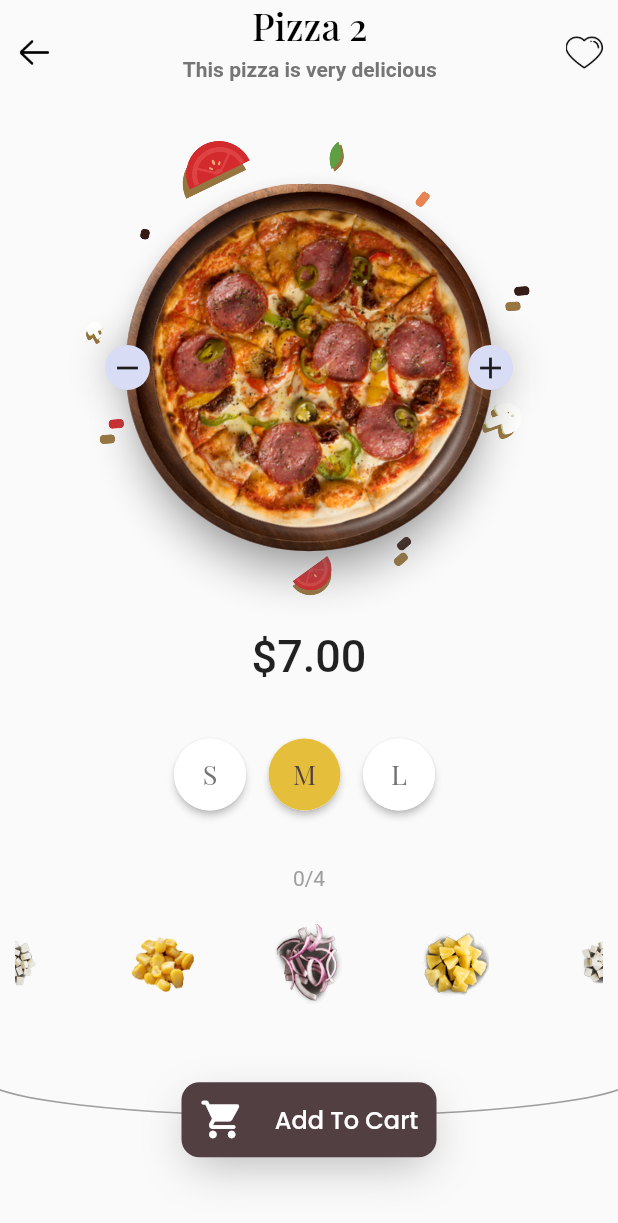
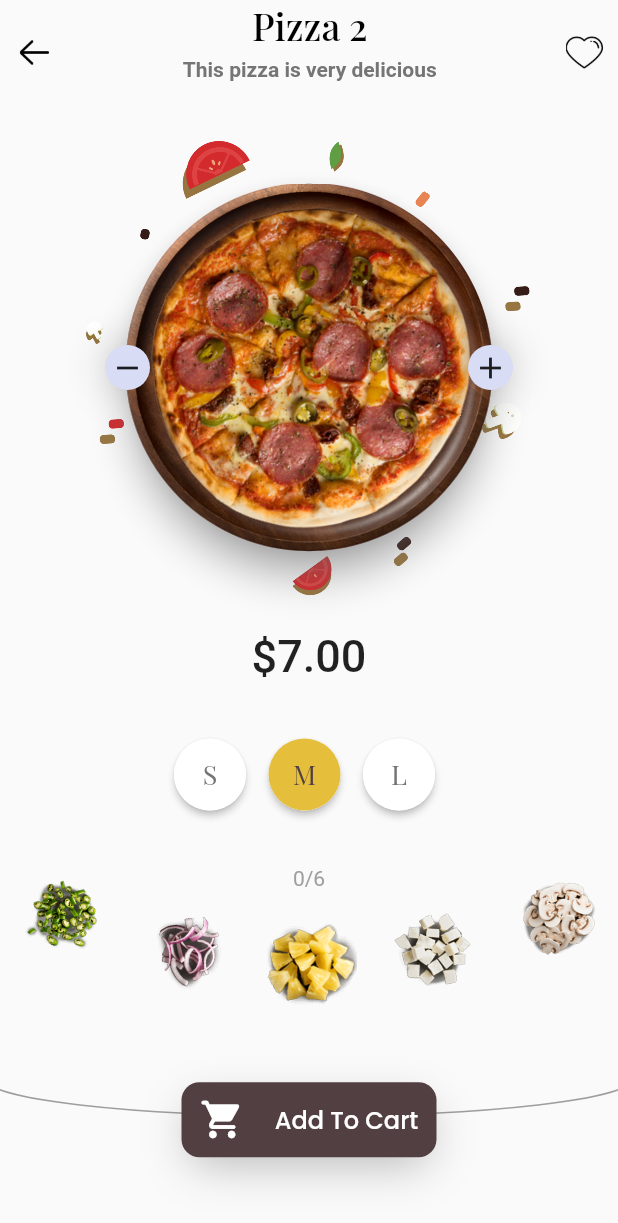
Before and after one commit to Mindinventory/pizza-delivery-app, a Flutter app: the screen it shows after launch, on a phone screen of 412 x 824 dp. Shown: the top 1223 px of the screen. Run offline on Flutter 3.47's test engine with Material 2 defaults, Android fonts, the phone set to English and light mode, and no system bars; drawn by our look-alikes of carousel_slider; our stand-ins replace bloc, flutter_bloc, google_fonts; Roboto replaces fonts that are missing (georgia).

Commit message:
pizza ingredients falling animation

```diff
--- a/lib/cubit/pizza_cubit.dart
+++ b/lib/cubit/pizza_cubit.dart
@@ -54,22 +54,37 @@ class PizzaCubit extends Cubit<PizzaState> {
     // 'assets/images/toppings/sweetcorn_thumb.png',
     // 'assets/images/toppings/tomatos_thumb.png',
 
-    // ToppingItemModel('name', 'assets/images/toppings/green_chillies_thumb.png',
-    //     'assets/images/toppings/unit/green_chillies_thumb.png', 100),
-    ToppingItemModel(
-      'name',
-      'assets/images/toppings/onions_thumb.png',
-      'assets/images/toppings/unit/onions_thumb_unit.png',
-      90,4
-    ),
+    ToppingItemModel('name', 'assets/images/toppings/green_chillies_thumb.png',
+        'assets/images/toppings/unit/green_chillies_thumb.png', 100, 7),
+
+    ToppingItemModel('name', 'assets/images/toppings/onions_thumb.png',
+        'assets/images/toppings/unit/onions_thumb_unit.png', 90, 4),
     ToppingItemModel('name', 'assets/images/toppings/pineapples_thumb.png',
+        'assets/images/toppings/unit/pineapples_thumb_unit.png', 100, 2),
+    ToppingItemModel('name', 'assets/images/toppings/halloumi_thumb.png',
+        'assets/images/toppings/unit/halloumi_thumb_unit.png', 80, 0.7),
+
+    ToppingItemModel('name', 'assets/images/toppings/mushrooms_thumb.png',
+        'assets/images/toppings/unit/mushrooms_thumb.png', 30, 2),
+
+    ToppingItemModel('name', 'assets/images/toppings/sweetcorn_thumb.png',
+        'assets/images/toppings/unit/sweetcorn_thumb_unit.png', 90, 0.5),
+
+    //duplicate
+
+    /* ToppingItemModel('name', 'assets/images/toppings/pineapples_thumb.png',
         'assets/images/toppings/unit/pineapples_thumb_unit.png', 100,2),
     ToppingItemModel('name', 'assets/images/toppings/halloumi_thumb.png',
         'assets/images/toppings/unit/halloumi_thumb_unit.png', 80,0.7),
-    // ToppingItemModel('name', 'assets/images/toppings/mushrooms_thumb.png',
-    //     'assets/images/toppings/unit/mushrooms_thumb.png', 30),
+
+
+    ToppingItemModel('name', 'assets/images/toppings/mushrooms_thumb.png',
+        'assets/images/toppings/unit/mushrooms_thumb.png', 30,2),
+
+
+
     ToppingItemModel('name', 'assets/images/toppings/sweetcorn_thumb.png',
-        'assets/images/toppings/unit/sweetcorn_thumb_unit.png', 90,0.5),
+        'assets/images/toppings/unit/sweetcorn_thumb_unit.png', 90,0.5),*/
   ];
   PizzaSize pizzaSize = PizzaSize.medium;
   int selectedPizza = 1;
@@ -103,34 +118,42 @@ class PizzaCubit extends Cubit<PizzaState> {
         List.generate(toppingItemModel.limit, (index) {
           late int x, y;
           do {
-            x = (startingXofPizza + (calculatedPizzaSize.toInt()*random.nextInt(5000)/5000.0))
+            x = (startingXofPizza +
+                    (calculatedPizzaSize.toInt() *
+                        random.nextInt(5000) /
+                        5000.0))
                 .toInt();
-            y = (startingYOfPizza +(calculatedPizzaSize.toInt()*random.nextInt(5000)/5000.0))
+            y = (startingYOfPizza +
+                    (calculatedPizzaSize.toInt() *
+                        random.nextInt(5000) /
+                        5000.0))
                 .toInt();
-          } while (
-              pow(((deviceWidth-50)/ 2) - x, 2) + pow(centerY - y, 2) > rSquare);
-          return Pos(x, y, (100 + random.nextInt(100)) / 100.0);
+          } while (pow(((deviceWidth - 50) / 2) - x, 2) + pow(centerY - y, 2) >
+              rSquare);
+          return Pos(x, y, (100 + random.nextInt(50)) / 100.0);
         }),
       ),
     );
-    emit(PizzaToppingChangeState(toppingItemModel,true));
+    emit(PizzaToppingChangeState(toppingItemModel, true));
   }
 
   void removeTopping(ToppingItemModel toppingItemModel) {
     toppings.removeWhere((element) => element.img == toppingItemModel.img);
-    emit(PizzaToppingChangeState(toppingItemModel,false));
+    emit(PizzaToppingChangeState(toppingItemModel, false));
   }
-void changePizzaState(bool isRightSwipe){
-    if(toppings.isNotEmpty){
+
+  void changePizzaState(bool isRightSwipe) {
+    if (toppings.isNotEmpty) {
       toppings.clear();
-      toppingList.forEach((element) => element.selected=false);
+      toppingList.forEach((element) => element.selected = false);
     }
     emit(PizzaChangeState(rightSide: isRightSwipe));
-}
-  void changePizzaSize(PizzaSize old){
-    if(toppings.isNotEmpty){
+  }
+
+  void changePizzaSize(PizzaSize old) {
+    if (toppings.isNotEmpty) {
       toppings.clear();
-      toppingList.forEach((element) => element.selected=false);
+      toppingList.forEach((element) => element.selected = false);
     }
     emit(PizzaChangeSizeState(old));
   }
--- /dev/null
+++ b/lib/ui/curve_carousel/curve_carousel.dart
@@ -0,0 +1,206 @@
+import 'dart:math';
+
+import 'package:flutter/material.dart';
+import 'package:pizza_delivery/common/swipe_detector.dart';
+
+class CurvedCarousel extends StatefulWidget {
+  const CurvedCarousel(
+      {Key? key,
+      required this.itemBuilder,
+      required this.itemCount,
+      this.viewPortSize = 0.15, this.curveScale=8, this.scaleMiddleItem=true, this.middleItemScaleRatio=1.2})
+      : super(key: key);
+  final Widget Function(BuildContext, int) itemBuilder;
+  final int itemCount;
+  final bool scaleMiddleItem;
+  final double viewPortSize;
+  final double curveScale;
+  final double middleItemScaleRatio;
+
+  @override
+  _CurvedCarouselState createState() => _CurvedCarouselState();
+}
+
+class _CurvedCarouselState extends State<CurvedCarousel>
+    with SingleTickerProviderStateMixin {
+  late int currentSelected;
+  late AnimationController controller;
+  late int viewPortCount;
+  int viewPortIndex = 0;
+  int lastViewPortIndex = -1;
+
+  @override
+  void initState() {
+    // TODO: implement initState
+    super.initState();
+  }
+
+  @override
+  Widget build(BuildContext context) {
+    final count = 1 ~/ widget.viewPortSize;
+
+    final eachWidth = (MediaQuery.of(context).size.width / count);
+    viewPortCount = MediaQuery.of(context).size.width ~/ eachWidth;
+    if (viewPortCount % 2 == 0) {
+      viewPortCount--;
+    }
+    currentSelected = (viewPortCount - 1) ~/ 2;
+    final itemWidth = MediaQuery.of(context).size.width / viewPortCount;
+    return SwipeDetector(
+      onSwipe: (bool) {
+        if (!bool) {
+          if (viewPortIndex + viewPortCount < widget.itemCount) {
+            lastViewPortIndex = viewPortIndex;
+            viewPortIndex = viewPortIndex + 1;
+            setState(() {});
+          }
+        } else {
+          if (viewPortIndex > 0) {
+            lastViewPortIndex = viewPortIndex;
+            viewPortIndex = viewPortIndex - 1;
+            setState(() {});
+          }
+        }
+      },
+      child: FractionallySizedBox(
+        widthFactor: 1,
+        child: TweenAnimationBuilder(
+            key: ValueKey(viewPortIndex),
+            tween: Tween<double>(begin: 0, end: 1),
+            duration: const Duration(milliseconds: 400),
+            builder: (context, double value, child) {
+              return Stack(
+                alignment: Alignment.centerLeft,
+                children: [
+                  for (int i = viewPortIndex;
+                      i < viewPortIndex + viewPortCount;
+                      i++)
+                    Positioned(
+                      left: 0,
+                      child: Transform.translate(
+                        offset: Offset(
+                          getCurveX(i - viewPortIndex, itemWidth, value),
+                          getCurveY(i - viewPortIndex, itemWidth, value),
+                        ),
+                        child: Transform.rotate(
+                          angle: getAngle(i - viewPortIndex, itemWidth, value),
+                          child: Transform.scale(
+                            scale: getItemScale(i - viewPortIndex, value),
+                            child: widget.itemBuilder(context, i),
+                          ),
+                        ),
+                      ),
+                    ),
+                  if(viewPortIndex>0&&viewPortIndex>lastViewPortIndex&&value<0.9)
+                    Positioned(
+                      left: 0,
+                      child: Transform.translate(
+                        offset: Offset(
+                          getCurveX( -1, itemWidth, value),
+                          getCurveY( -1, itemWidth, value),
+                        ),
+                        child: Transform.rotate(
+                          angle: getAngle( -1, itemWidth, value),
+                          child: Transform.scale(
+                            scale: getItemScale( -1, value),
+                            child: widget.itemBuilder(context, viewPortIndex-1),
+                          ),
+                        ),
+                      ),
+                    ),
+                  if(viewPortIndex<lastViewPortIndex&&value<0.9)
+                    Positioned(
+                      left: 0,
+                      child: Transform.translate(
+                        offset: Offset(
+                          getCurveX( viewPortCount, itemWidth, value),
+                          getCurveY( viewPortCount, itemWidth, value),
+                        ),
+                        child: Transform.rotate(
+                          angle: getAngle( viewPortCount, itemWidth, value),
+                          child: Transform.scale(
+                            scale: getItemScale( viewPortCount, value),
+                            child: widget.itemBuilder(context, viewPortIndex+viewPortCount),
+                          ),
+                        ),
+                      ),
+                    ),
+                ],
+              );
+            }),
+      ),
+    );
+  }
+
+  double interpolate(double prev, double current, double progress) {
+    //progress will be between 0 and 1 !!
+    return (prev + (progress * (current - prev)));
+  }
+
+  double getCurvePoint(int i) {
+    if (currentSelected == i) {
+      return 0;
+    }
+    // if(i<viewPortCount/2.0){
+    return -((i - currentSelected).abs() * (i - currentSelected).abs() * widget.curveScale)
+        .toDouble();
+    // }
+  }
+
+  double getCurveX(int i, double itemWidth, double value) {
+    if (lastViewPortIndex != -1) {
+      return interpolate(
+          (i + (lastViewPortIndex < viewPortIndex ? 1 : -1)) * itemWidth,
+          i  * itemWidth,
+          value);
+    }
+    return i * itemWidth;
+  }
+
+  double getCurveY(int i, double itemWidth, double value) {
+    if (lastViewPortIndex != -1) {
+      return interpolate(
+          getCurvePoint(i + (lastViewPortIndex < viewPortIndex ? 1 : -1)),
+          getCurvePoint(i),
+          value);
+    }
+    return getCurvePoint(i);
+  }
+
+  double getAngleValue(int i) {
+    if (currentSelected == i) {
+      return 0;
+    }
+    // if(i<viewPortCount/2.0){
+    return -((i - currentSelected) * pi / (widget.curveScale+5)).toDouble();
+  }
+
+  double getAngle(int i, double itemWidth, double value) {
+    if (lastViewPortIndex != -1) {
+      return interpolate(
+          getAngleValue(i + (lastViewPortIndex < viewPortIndex ? 1 : -1)),
+          getAngleValue(i),
+          value);
+    }
+    return getAngleValue(i);
+  }
+
+  double getItemScale(int i, double value) {
+    if(!widget.scaleMiddleItem) {
+      return 1;
+    }
+    if (lastViewPortIndex != -1) {
+      if (currentSelected == i) {
+        return interpolate(1, widget.middleItemScaleRatio, value);
+      } else if (i + (lastViewPortIndex < viewPortIndex ? 1 : -1) ==
+          currentSelected) {
+        return interpolate(widget.middleItemScaleRatio, 1, value);
+      }
+    }
+    if (currentSelected == i) {
+      return widget.middleItemScaleRatio;
+    } else {
+      return 1;
+    }
+  }
+}
--- a/lib/ui/custom_painters.dart
+++ b/lib/ui/custom_painters.dart
@@ -29,7 +29,8 @@ class CurveLinePainter extends CustomPainter {
 class Pos {
   final int x, y;
   double velocity;
-  Pos(this.x, this.y,this.velocity);
+
+  Pos(this.x, this.y, this.velocity);
 }
 
 class TopperPainter extends CustomPainter {
@@ -42,32 +43,40 @@ class TopperPainter extends CustomPainter {
 
   @override
   void paint(Canvas canvas, Size size) async {
+    final pizzaRadius = pizzaSize / 2;
+    final centerX = (deviceWidth - 20) / 2;
+    const centerY = 70 + (350 / 2);
+    final valueSquare = value * value;
+    for (int j = 0; j < positions.length; j++) {
+      final double value = valueSquare * positions[j].velocity < 1
+          ? valueSquare * positions[j].velocity
+          : 1;
+      final double startX =
+          (deviceWidth * 1.2 * (positions[j].x - centerX) / pizzaRadius) +
+              centerX;
+      final double startY =
+          (deviceHeight * 1.2 * (positions[j].y - centerY) / pizzaRadius) +
+              centerY;
+      if (value < 1) {
+        painter.imageFilter = ui.ImageFilter.blur(
+            sigmaX: (1 - value) * 5, sigmaY: (1 - value) * 5);
+      }
 
-    final pizzaRadius = pizzaSize / 2;
-    final centerX = deviceWidth / 2;
-    const centerY = 70 + (350 / 2);
-    for (int j = 0; j < positions.length; j++) {
-      final double value=this.value*this.value*positions[j].velocity<1?this.value*this.value*positions[j].velocity:1;
-      final double startX =
-          (deviceWidth  * (positions[j].x - centerX) / pizzaRadius) + centerX;
-      final double startY =
-          (deviceHeight * (positions[j].y - centerY) / pizzaRadius) + centerY;
-      if(value<1){
-        painter.imageFilter=ui.ImageFilter.blur(sigmaX: (1-value)*7,sigmaY: (1-value)*7);
-      }
-      final double x2 = (startX - (value) * (startX - positions[j].x));
-      final double y2 = (startY - (value) * (startY - positions[j].y));
+      final double x2 = interpolate(startX ,positions[j].x,value);
+      final double y2 = interpolate(startY ,positions[j].y,value);
       // canvas.drawShadow(Path() .. addRect(Rect.fromLTRB(x2, y2, x2+(1.2-value)*70,y2+(1.2-value)*70)), Colors.grey.shade100.withOpacity(0.2), 5, true);
       // canvas.drawCircle(Offset(x2,y2), 2, painter);
-      canvas.rotate(j*pi/3);
+      // canvas.rotate(j*pi/3);
       canvas.drawImageRect(
           img,
           Rect.fromLTRB(0, 0, img.width.toDouble(), img.height.toDouble()),
-          Rect.fromLTRB(x2, y2, x2+ (1.2 - value) * img.width,
+          Rect.fromLTRB(x2, y2, x2 + (1.2 - value) * img.width,
               y2 + (1.2 - value) * img.height),
           painter);
+      // canvas.translate(x2, y2);
+      // canvas.rotate(j*pi/6);
+      // canvas.translate(-x2, y2);
     }
-    canvas.rotate(0);
   }
 
   TopperPainter({
@@ -79,8 +88,27 @@ class TopperPainter extends CustomPainter {
     required this.value,
   });
 
+  double interpolate(num a, num b,double progress){
+    return (a - (3*progress*progress-progress-1) * (a - b));
+  }
+
   @override
   bool shouldRepaint(covariant CustomPainter oldDelegate) {
     return true;
   }
+
+  Rect rotateRect(Rect rect, double radian) {
+    final x2 = rect.left;
+    final y2 = rect.top;
+    rect.translate(-x2, -y2);
+    // 𝑥cos𝜃−𝑦sin𝜃 ,𝑥sin𝜃+𝑦cos𝜃)
+    return Rect.fromPoints(rotatePoint(rect.left, rect.top, radian),
+        rotatePoint(rect.right, rect.bottom, radian))
+      ..translate(x2, y2);
+  }
+
+  Offset rotatePoint(double x, double y, double radian) {
+    return Offset(
+        x * cos(radian) - y * sin(radian), x * sin(radian) + y * cos(radian));
+  }
 }
--- a/lib/ui/home_page.dart
+++ b/lib/ui/home_page.dart
@@ -7,7 +7,6 @@ import 'package:flutter/cupertino.dart';
 import 'package:flutter/material.dart';
 import 'package:flutter/services.dart';
 import 'package:flutter_bloc/flutter_bloc.dart';
-import 'package:get/get.dart';
 import 'package:google_fonts/google_fonts.dart';
 import 'package:pizza_delivery/common/app_fonts.dart';
 import 'package:pizza_delivery/common/swipe_detector.dart';
@@ -17,7 +16,6 @@ import 'package:pizza_delivery/cubit/pizza_cubit.dart';
 import 'package:pizza_delivery/ui/custom_painters.dart';
 import 'package:pizza_delivery/ui/pizza_topping.dart';
 import 'package:pizza_delivery/viewmodel/pizza_viewmodel.dart';
-import 'package:simple_gesture_detector/simple_gesture_detector.dart';
 
 class HomePage extends StatefulWidget {
   const HomePage({Key? key}) : super(key: key);
@@ -146,9 +144,7 @@ class _HomePageState extends State<HomePage>
                     ),
                   ),
                   const Spacer(),
-                  SizedBox(
-                    height: 100,
-                    child: BlocConsumer<PizzaCubit, PizzaState>(
+                  BlocConsumer<PizzaCubit, PizzaState>(
                     listener: (context, state) {
                       // TODO: implement listener
                     },
@@ -169,7 +165,6 @@ class _HomePageState extends State<HomePage>
                         ],
                       );
                     },
-                    ),
                   ),
                   const Spacer(),
                   SizedBox(
--- a/lib/ui/pizza_topping.dart
+++ b/lib/ui/pizza_topping.dart
@@ -1,12 +1,11 @@
 
 import 'dart:math';
 
-import 'package:carousel_slider/carousel_options.dart';
-import 'package:carousel_slider/carousel_slider.dart';
 import 'package:flutter/cupertino.dart';
 import 'package:flutter/material.dart';
 import 'package:flutter_bloc/flutter_bloc.dart';
 import 'package:pizza_delivery/cubit/pizza_cubit.dart';
+import 'package:pizza_delivery/ui/curve_carousel/curve_carousel.dart';
 
 class PizzaToppingListView extends StatelessWidget {
   // static const List<String> listItem = [
@@ -30,13 +29,13 @@ class PizzaToppingListView extends StatelessWidget {
     final listItem=BlocProvider.of<PizzaCubit>(context,listen: false).toppingList;
     return FractionallySizedBox(
       widthFactor: 1
-      ,child: CarouselSlider.builder(
+      ,child: CurvedCarousel(
         // pageSnapping: true,
         // scrollBehavior: const CupertinoScrollBehavior(),
         // clipBehavior: Clip.none,
         // controller: pageController,
 
-        itemBuilder: (context, i,i1) {
+        itemBuilder: (context, i) {
           return ToppingItem(img: listItem[i].img, selectionChange: (bool){
             listItem[i].selected=bool;
             if(bool){
@@ -49,15 +48,16 @@ class PizzaToppingListView extends StatelessWidget {
         },
         itemCount: listItem.length,
 
-        options: CarouselOptions(
-          height: 100,
-          enlargeStrategy: CenterPageEnlargeStrategy.scale,
-        enlargeCenterPage: true,
-        viewportFraction: 0.25,
-        pageSnapping: false,
-        aspectRatio: MediaQuery.of(context).size.width/300,
-
-      ),),
+      //   options: CarouselOptions(
+      //     height: 100,
+      //     enlargeStrategy: CenterPageEnlargeStrategy.scale,
+      //   enlargeCenterPage: true,
+      //   viewportFraction: 0.25,
+      //   pageSnapping: false,
+      //   aspectRatio: MediaQuery.of(context).size.width/300,
+      //
+      // ),
+    ),
     );
   }
 }
@@ -86,6 +86,7 @@ class _ToppingItemState extends State<ToppingItem> {
           });
           widget.selectionChange.call(selected!);
         },
+        child: Center(
           child: Opacity(
             opacity: selected?? widget.selected?0.3:1,
             child: Image.asset(
@@ -96,6 +97,7 @@ class _ToppingItemState extends State<ToppingItem> {
             ),
           ),
         ),
+      ),
     );
   }
 }
--- a/pubspec.yaml
+++ b/pubspec.yaml
@@ -37,8 +37,6 @@ dependencies:
   flutter_bloc: ^7.3.1
   get: ^4.3.8
   google_fonts: ^2.1.0
-  simple_gesture_detector: ^0.2.0
-  carousel_slider: ^4.0.0
 
 dev_dependencies:
   flutter_test:
```
Also changed, not shown: pubspec.lock. Lines whose indentation alone changed are shown as unchanged.
